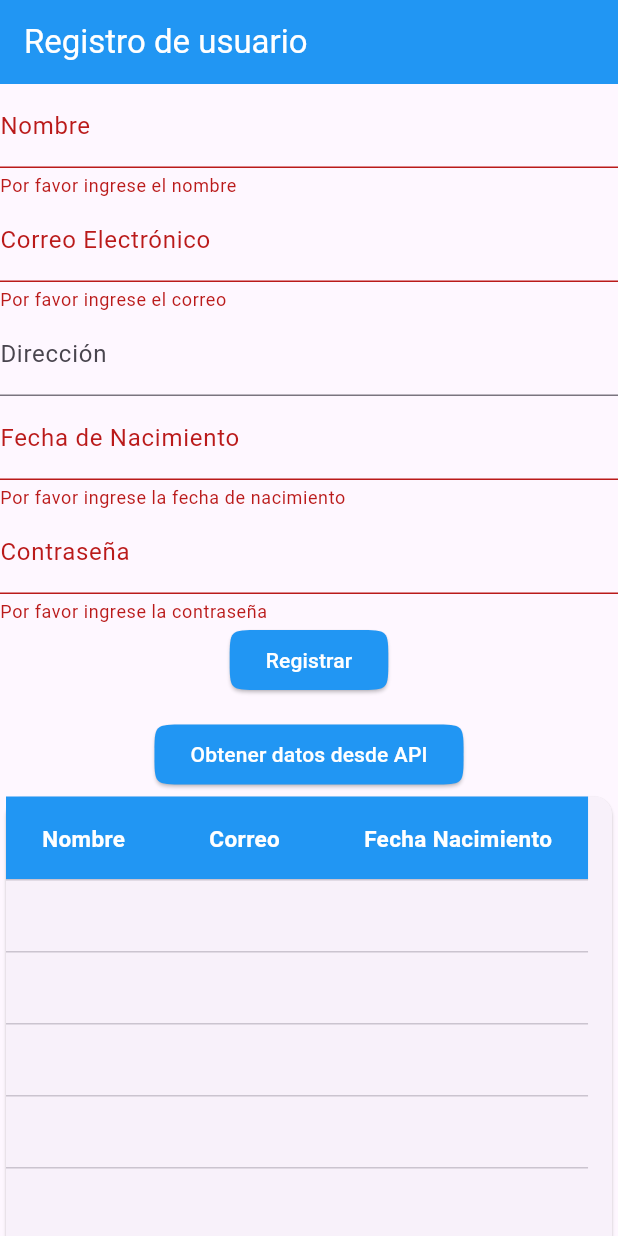
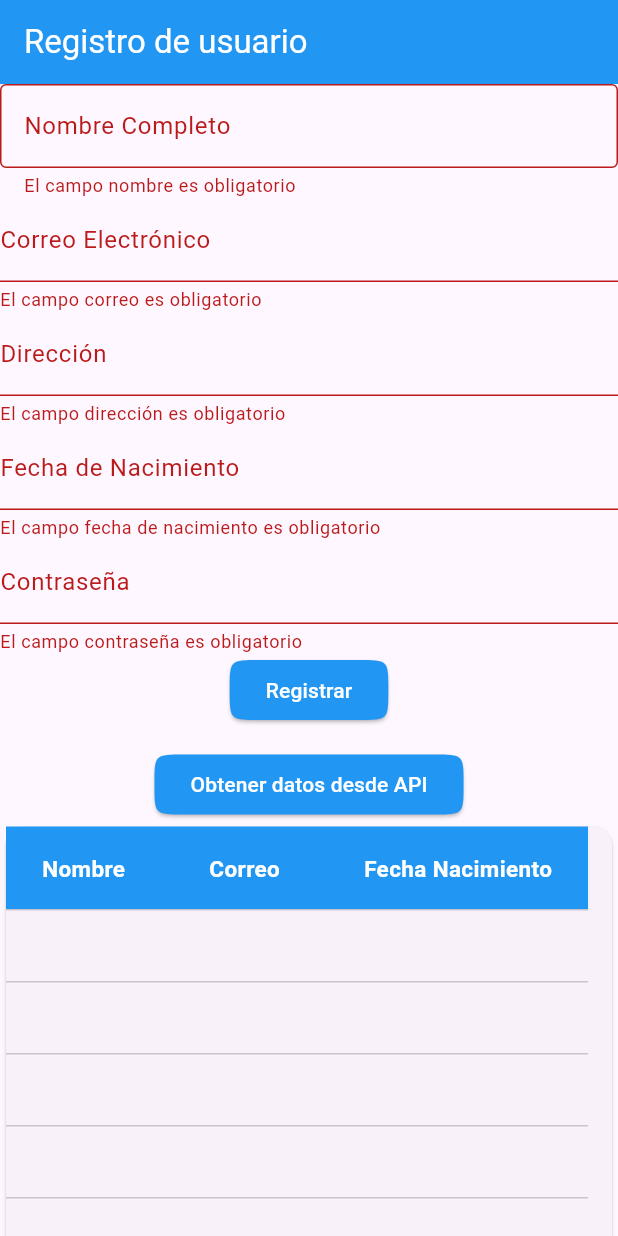
Before and after one commit to NikZxZ02/prueba_desis, a Flutter app: the screen it shows after launch, after a tap on "Registrar", on a phone screen of 412 x 824 dp. Run offline on Flutter 3.47's test engine with Material 3 defaults, Android fonts, the phone set to English and light mode, and no system bars; our stand-ins replace sqflite; accounts and stored records are empty.

```diff
--- a/lib/db/database.dart
+++ b/lib/db/database.dart
@@ -2,6 +2,7 @@ import 'package:path/path.dart';
 import 'package:prueba_desis/models/user.dart';
 import 'package:sqflite/sqflite.dart';
 
+/// Clase para gestionar la base de datos SQLite.
 class DBSqlite {
   static const String databaseName = 'user_database.db';
   static final DBSqlite _instance = DBSqlite._internal();
@@ -11,12 +12,14 @@ class DBSqlite {
 
   DBSqlite._internal();
 
+  // Se obtiene la base de datos, creando una nueva si no existe.
   Future<Database> get database async {
     if (_database != null) return _database!;
     _database = await _initDB();
     return _database!;
   }
 
+  // Inicializa la base de datos y se crean las tablas necesarias.
   Future<Database> _initDB() async {
     String path = join(await getDatabasesPath(), databaseName);
 
@@ -27,6 +30,7 @@ class DBSqlite {
     );
   }
 
+  // Se crea la tabla "users" con los atributos necesarios
   Future _onCreate(Database db, int version) async {
     await db.execute('''
       CREATE TABLE users (
@@ -40,11 +44,13 @@ class DBSqlite {
     ''');
   }
 
+  //Permite guardar un usuario en la base de datos
   Future<int> insertUser(User user) async {
     final db = await database;
     return await db.insert('users', user.toJson());
   }
 
+  // Obtiene los usuarios guardados en la base de datos y retorna una lista de usuarios
   Future<List<User>> getUsers() async {
     final db = await database;
     final List<Map<String, dynamic>> maps = await db.query('users');
--- a/lib/models/user.dart
+++ b/lib/models/user.dart
@@ -1,3 +1,4 @@
+// Clase que representa a la entidad usuario
 class User {
   final int? id;
   final String name;
@@ -15,8 +16,10 @@ class User {
     required this.password,
   });
 
+  // Crea una instancia de "User" a partir de json.
   factory User.fromJson(Map<String, dynamic> json) {
-    String fullName = '${json['name']['first']} ${json['name']['last']}';
+    String fullName =
+        '${json['name']['first']} ${json['name']['last']}'; // Se combinan los datos del json obtenidos de la API
     String jsonAddress = '${json['location']['country']}';
     String birthDate = json['dob']['date'];
 
@@ -30,6 +33,7 @@ class User {
     );
   }
 
+  // Convierte la instancia de un "User" a un json
   Map<String, dynamic> toJson() {
     return {
       'id': id,
--- a/lib/services/user_service.dart
+++ b/lib/services/user_service.dart
@@ -2,9 +2,11 @@ import 'package:prueba_desis/models/user.dart';
 import 'package:http/http.dart' as http;
 import 'dart:convert';
 
+// Clase que maneja la comunicación con la API para obtener datos de usuarios.
 class UserService {
   final String apiUrl = "https://randomuser.me/api/";
 
+  // Función que permite obtener un usuario desde una API, para la conexión se utilizo la dependencia http
   Future<User?> fetchUser() async {
     final response = await http.get(Uri.parse(apiUrl));
 
--- a/lib/validators/form_validators.dart
+++ b/lib/validators/form_validators.dart
@@ -1,6 +1,6 @@
 String? emailValidator(String? value) {
   if (value == null || value.trim().isEmpty) {
-    return 'Por favor ingrese el correo';
+    return 'El campo correo es obligatorio';
   }
   if (!value.contains('@') || !value.contains('.')) {
     return 'Por favor ingrese un correo válido';
@@ -13,7 +13,7 @@ String? emailValidator(String? value) {
 
 String? nameValidator(String? value) {
   if (value == null || value.isEmpty) {
-    return 'Por favor ingrese el nombre';
+    return 'El campo nombre es obligatorio';
   }
   if (value.length < 10) {
     return 'La contraseña debe tener al menos 10 caracteres';
@@ -21,12 +21,19 @@ String? nameValidator(String? value) {
   return null;
 }
 
+String? addressValidator(String? value) {
+  if (value == null || value.isEmpty) {
+    return 'El campo dirección es obligatorio';
+  }
+  return null;
+}
+
 String? birthdayValidator(String? value) {
   if (value == null || value.isEmpty) {
-    return 'Por favor ingrese la fecha de nacimiento';
+    return 'El campo fecha de nacimiento es obligatorio';
   }
   if (value == 'Fecha de nacimiento') {
-    return 'Por favor ingrese la fecha de nacimiento';
+    return 'El campo fecha de nacimiento es obligatorio';
   }
   if (!value.contains(RegExp(r'^\d{4}-\d{2}-\d{2}$'))) {
     return 'Ingrese una fecha válida en el formato YYYY-MM-DD';
@@ -36,7 +43,7 @@ String? birthdayValidator(String? value) {
 
 String? passwordValidator(String? value) {
   if (value == null || value.isEmpty) {
-    return 'Por favor ingrese la contraseña';
+    return 'El campo contraseña es obligatorio';
   }
   if (value.length < 6) {
     return 'La contraseña debe tener al menos 6 caracteres';
--- a/lib/views/register/register_screen.dart
+++ b/lib/views/register/register_screen.dart
@@ -8,6 +8,7 @@ import 'package:prueba_desis/widgets/custom_button.dart';
 import 'package:prueba_desis/validators/form_validators.dart' as validators;
 import 'package:prueba_desis/widgets/message_status.dart';
 
+// Vista que permite registrar un usuario a travez de un formulario y guardarlo en la base de datos
 class RegisterScreen extends StatefulWidget {
   const RegisterScreen({super.key});
 
@@ -16,13 +17,13 @@ class RegisterScreen extends StatefulWidget {
 }
 
 class RegisterScreenState extends State<RegisterScreen> {
-  String name = '';
-  String email = '';
-  String password = '';
-  String birthday = '';
-  String address = '';
+  final _nameController = TextEditingController();
+  final _emailController = TextEditingController();
+  final _passwordController = TextEditingController();
+  final _addressController = TextEditingController();
+  final _dateController = TextEditingController();
   final _formKey = GlobalKey<FormState>();
-  final _dateController = TextEditingController();
+
   final userService = UserService();
   List<User> users = [];
   DBSqlite database = DBSqlite();
@@ -34,25 +35,33 @@ class RegisterScreenState extends State<RegisterScreen> {
     super.initState();
   }
 
+  //Función que permite cambiar el estado de la variable isLoading
   void setIsLoading(bool loading) {
     setState(() {
       isLoading = loading;
     });
   }
 
+  //Función que permite registrar un usuario segun los datos proporcionados en el formulario, este registro se guarda en la base de datos local realizada en SQLite
   void handleRegister() async {
     User user = User(
-      name: name,
-      email: email,
+      name: _nameController.text,
+      email: _emailController.text,
       birthDate: _dateController.text,
-      address: address,
-      password: password,
+      address: _addressController.text,
+      password: _passwordController.text,
     );
     database.insertUser(user);
     MessagesStatus.successMessage(context, "Usuario registrado con exito");
     await loadUsers();
+    _nameController.clear();
+    _emailController.clear();
+    _dateController.clear();
+    _addressController.clear();
+    _passwordController.clear();
   }
 
+  //Obtiene los usuarios guardados en la base de datos
   Future<void> loadUsers() async {
     final usersData = await database.getUsers();
     setState(() {
@@ -60,6 +69,7 @@ class RegisterScreenState extends State<RegisterScreen> {
     });
   }
 
+  //Se obtiene un usuario desde la API y lo agrega en la base de datos para luego mostrarlo en la tabla
   void handleGetUser() async {
     setIsLoading(true);
     final user = await userService.fetchUser();
@@ -85,35 +95,24 @@ class RegisterScreenState extends State<RegisterScreen> {
             crossAxisAlignment: CrossAxisAlignment.center,
             children: [
               TextFormField(
-                  onSaved: (value) {
-                    setState(() {
-                      name = value!;
-                    });
-                  },
+                  controller: _nameController,
                   decoration: const InputDecoration(
-                    labelText: 'Nombre',
+                    labelText: 'Nombre Completo',
+                    border: OutlineInputBorder(),
                   ),
                   validator: validators.nameValidator),
               TextFormField(
-                  onSaved: (value) {
-                    setState(() {
-                      email = value!;
-                    });
-                  },
+                  controller: _emailController,
                   decoration: const InputDecoration(
                     labelText: 'Correo Electrónico',
                   ),
                   validator: validators.emailValidator),
               TextFormField(
-                onSaved: (value) {
-                  setState(() {
-                    address = value!;
-                  });
-                },
-                decoration: const InputDecoration(
-                  labelText: 'Dirección',
-                ),
-              ),
+                  controller: _addressController,
+                  decoration: const InputDecoration(
+                    labelText: 'Dirección',
+                  ),
+                  validator: validators.addressValidator),
               TextFormField(
                 controller: _dateController,
                 decoration: const InputDecoration(
@@ -124,11 +123,7 @@ class RegisterScreenState extends State<RegisterScreen> {
                 validator: validators.birthdayValidator,
               ),
               TextFormField(
-                  onSaved: (value) {
-                    setState(() {
-                      password = value!;
-                    });
-                  },
+                  controller: _passwordController,
                   decoration: const InputDecoration(
                     labelText: 'Contraseña',
                   ),
--- a/lib/views/register/widgets/data_table.dart
+++ b/lib/views/register/widgets/data_table.dart
@@ -1,6 +1,7 @@
 import 'package:flutter/material.dart';
 import 'package:prueba_desis/models/user.dart';
 
+// Widget que muestra una tabla de usuarios.
 class DataTableWidget extends StatefulWidget {
   const DataTableWidget({super.key, required this.users});
   final List<User> users;
@@ -10,6 +11,8 @@ class DataTableWidget extends StatefulWidget {
 }
 
 class _DataTableState extends State<DataTableWidget> {
+  int rowsPerPage = 5;
+
   @override
   Widget build(BuildContext context) {
     return Theme(
@@ -21,19 +24,27 @@ class _DataTableState extends State<DataTableWidget> {
         ),
       ),
       child: PaginatedDataTable(
-        rowsPerPage: 5,
+        availableRowsPerPage: const [5, 10, 15],
+        showCheckboxColumn: true,
+        rowsPerPage: rowsPerPage,
         arrowHeadColor: Colors.blue,
         columns: const [
           DataColumn(label: Text('Nombre')),
           DataColumn(label: Text('Correo')),
           DataColumn(label: Text('Fecha Nacimiento')),
         ],
+        onRowsPerPageChanged: (newRowsPerPage) {
+          setState(() {
+            rowsPerPage = newRowsPerPage!;
+          });
+        },
         source: _DataSource(widget.users),
       ),
     );
   }
 }
 
+// Fuente de datos para la tabla que permite manejar la paginación y el acceso a los datos de los usuarios guardados en la base de datos.
 class _DataSource extends DataTableSource {
   final List<User> _users;
 
--- a/lib/widgets/custom_button.dart
+++ b/lib/widgets/custom_button.dart
@@ -1,5 +1,6 @@
 import 'package:flutter/material.dart';
 
+// Botón personalizado que permite reutilizarlo en diferentes partes del código
 class CustomButton extends StatelessWidget {
   final void Function() onPress;
   final String label;
--- a/lib/widgets/message_status.dart
+++ b/lib/widgets/message_status.dart
@@ -1,6 +1,7 @@
 import 'package:flutter/material.dart';
 
 class MessagesStatus {
+  //Función que muestra un mensaje en el fondo de la pantalla
   static void successMessage(BuildContext context, String status) {
     final scaffold = ScaffoldMessenger.of(context);
 
```
Also changed, not shown: 1 other file.
